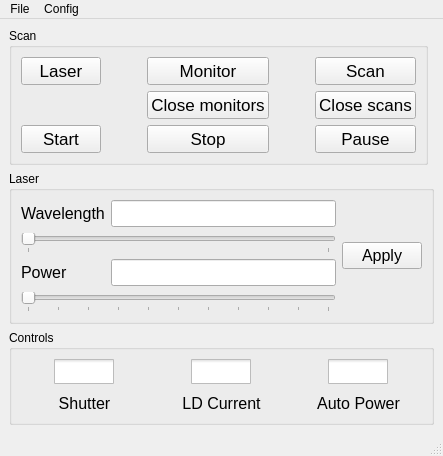
Above: pharos/view/GUI/QtCreator/main_window.ui from uetke/UUPharosController before the change. Below: the same form after it.
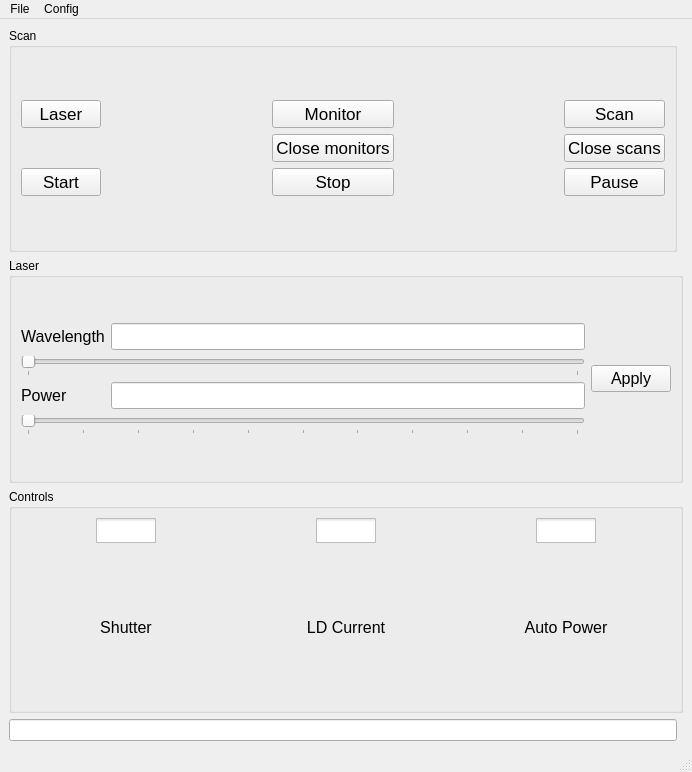
That is the form after the change. Icons and pictures are not drawn.

Patch:
```diff
--- a/pharos/view/GUI/QtCreator/main_window.ui
+++ b/pharos/view/GUI/QtCreator/main_window.ui
@@ -6,8 +6,8 @@
    <rect>
     <x>0</x>
     <y>0</y>
-    <width>438</width>
-    <height>445</height>
+    <width>692</width>
+    <height>772</height>
    </rect>
   </property>
   <property name="windowTitle">
@@ -400,6 +400,9 @@
       </layout>
      </widget>
     </item>
+    <item row="3" column="0">
+     <widget class="QLineEdit" name="laser_status"/>
+    </item>
    </layout>
   </widget>
   <widget class="QMenuBar" name="menubar">
@@ -407,8 +410,8 @@
     <rect>
      <x>0</x>
      <y>0</y>
-     <width>438</width>
-     <height>21</height>
+     <width>692</width>
+     <height>46</height>
     </rect>
    </property>
    <widget class="QMenu" name="menuFile">
```
Left out of the diff: 4 changed lines with no effect on the pictures.
